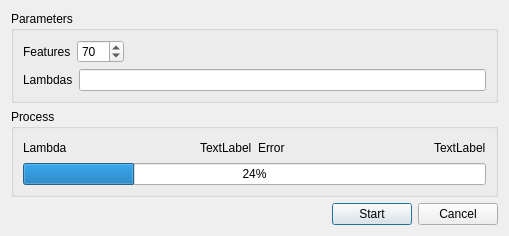
Qt form app/octave/octavedlg.ui (a-pavlov/fantlab) before a commit.
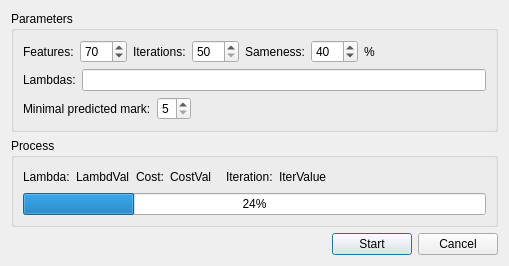
The same form after that commit.

What changed in the file:
```diff
--- a/app/octave/octavedlg.ui
+++ b/app/octave/octavedlg.ui
@@ -25,7 +25,7 @@
         <item>
          <widget class="QLabel" name="label">
           <property name="text">
-           <string>Features</string>
+           <string>Features:</string>
           </property>
          </widget>
         </item>
@@ -42,6 +42,56 @@
           </property>
          </widget>
         </item>
+        <item>
+         <widget class="QLabel" name="label_4">
+          <property name="text">
+           <string>Iterations:</string>
+          </property>
+         </widget>
+        </item>
+        <item>
+         <widget class="QSpinBox" name="spinItr">
+          <property name="toolTip">
+           <string>&lt;html&gt;&lt;head/&gt;&lt;body&gt;&lt;p&gt;Claculation iterations count. Than more than more accuracy. But after some value accuracy won't improve.&lt;/p&gt;&lt;/body&gt;&lt;/html&gt;</string>
+          </property>
+          <property name="minimum">
+           <number>50</number>
+          </property>
+          <property name="maximum">
+           <number>200</number>
+          </property>
+         </widget>
+        </item>
+        <item>
+         <widget class="QLabel" name="label_8">
+          <property name="text">
+           <string>Sameness:</string>
+          </property>
+         </widget>
+        </item>
+        <item>
+         <widget class="QSpinBox" name="spinBox">
+          <property name="toolTip">
+           <string>&lt;html&gt;&lt;head/&gt;&lt;body&gt;&lt;p&gt;Use users with likeness no less than paameter in percents&lt;/p&gt;&lt;/body&gt;&lt;/html&gt;</string>
+          </property>
+          <property name="maximum">
+           <number>100</number>
+          </property>
+          <property name="singleStep">
+           <number>1</number>
+          </property>
+          <property name="value">
+           <number>40</number>
+          </property>
+         </widget>
+        </item>
+        <item>
+         <widget class="QLabel" name="label_9">
+          <property name="text">
+           <string>%</string>
+          </property>
+         </widget>
+        </item>
         <item>
          <spacer name="horizontalSpacer">
           <property name="orientation">
@@ -62,12 +112,46 @@
         <item>
          <widget class="QLabel" name="label_2">
           <property name="text">
-           <string>Lambdas</string>
+           <string>Lambdas:</string>
           </property>
          </widget>
         </item>
         <item>
-         <widget class="QLineEdit" name="lineEdit"/>
+         <widget class="QLineEdit" name="editLambdas"/>
+        </item>
+       </layout>
+      </item>
+      <item>
+       <layout class="QHBoxLayout" name="horizontalLayout_5">
+        <item>
+         <widget class="QLabel" name="label_10">
+          <property name="text">
+           <string>Minimal predicted mark:</string>
+          </property>
+         </widget>
+        </item>
+        <item>
+         <widget class="QSpinBox" name="spinMinMark">
+          <property name="minimum">
+           <number>5</number>
+          </property>
+          <property name="maximum">
+           <number>9</number>
+          </property>
+         </widget>
+        </item>
+        <item>
+         <spacer name="horizontalSpacer_4">
+          <property name="orientation">
+           <enum>Qt::Horizontal</enum>
+          </property>
+          <property name="sizeHint" stdset="0">
+           <size>
+            <width>40</width>
+            <height>20</height>
+           </size>
+          </property>
+         </spacer>
         </item>
        </layout>
       </item>
@@ -91,7 +175,7 @@
            </sizepolicy>
           </property>
           <property name="text">
-           <string>Lambda</string>
+           <string>Lambda:</string>
           </property>
          </widget>
         </item>
@@ -103,8 +187,14 @@
             <verstretch>0</verstretch>
            </sizepolicy>
           </property>
+          <property name="minimumSize">
+           <size>
+            <width>50</width>
+            <height>0</height>
+           </size>
+          </property>
           <property name="text">
-           <string>TextLabel</string>
+           <string>LambdVal</string>
           </property>
          </widget>
         </item>
@@ -117,7 +207,7 @@
            </sizepolicy>
           </property>
           <property name="text">
-           <string>Error</string>
+           <string>Cost:</string>
           </property>
          </widget>
         </item>
@@ -129,11 +219,56 @@
             <verstretch>0</verstretch>
            </sizepolicy>
           </property>
+          <property name="minimumSize">
+           <size>
+            <width>50</width>
+            <height>0</height>
+           </size>
+          </property>
           <property name="text">
-           <string>TextLabel</string>
+           <string>CostVal</string>
           </property>
          </widget>
         </item>
+        <item>
+         <widget class="QLabel" name="label_6">
+          <property name="text">
+           <string>Iteration:</string>
+          </property>
+         </widget>
+        </item>
+        <item>
+         <widget class="QLabel" name="label_7">
+          <property name="sizePolicy">
+           <sizepolicy hsizetype="Fixed" vsizetype="Preferred">
+            <horstretch>0</horstretch>
+            <verstretch>0</verstretch>
+           </sizepolicy>
+          </property>
+          <property name="minimumSize">
+           <size>
+            <width>50</width>
+            <height>0</height>
+           </size>
+          </property>
+          <property name="text">
+           <string>IterValue</string>
+          </property>
+         </widget>
+        </item>
+        <item>
+         <spacer name="horizontalSpacer_3">
+          <property name="orientation">
+           <enum>Qt::Horizontal</enum>
+          </property>
+          <property name="sizeHint" stdset="0">
+           <size>
+            <width>40</width>
+            <height>20</height>
+           </size>
+          </property>
+         </spacer>
+        </item>
        </layout>
       </item>
       <item>
```
Left out of the diff: 3 changed lines with no effect on the pictures.
